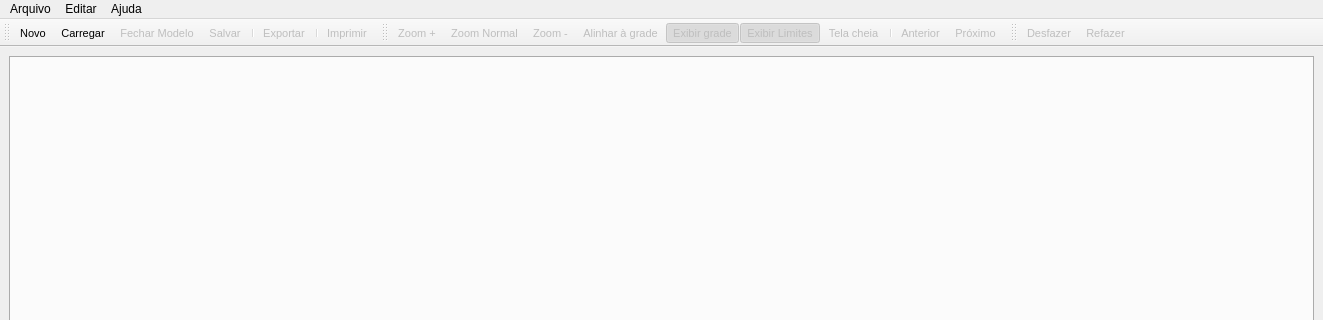
Before: the Qt Designer form pgmodeler_ui/ui/formprincipal.ui in erdincay/pgmodeler-old, drawn with Qt 5; both pictures show x 0 to 1323 and y 0 to 320 of the 1323 by 480 pixel window.
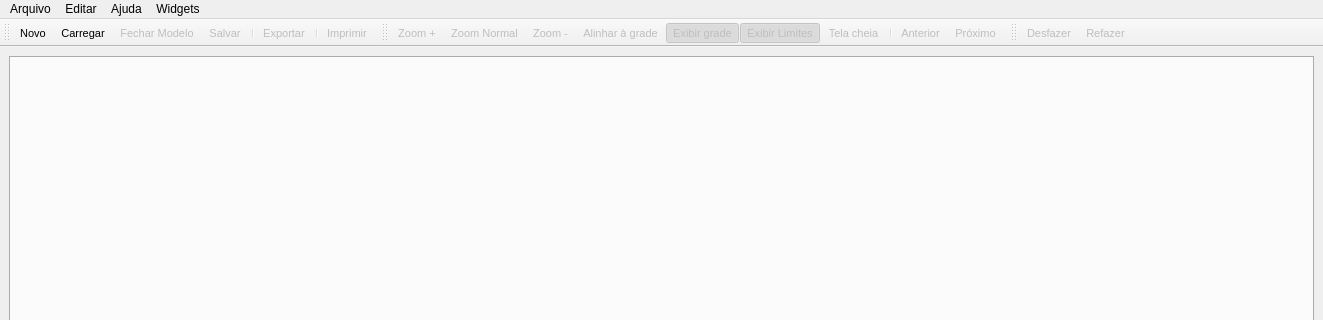
After: the same form once the commit is applied. Icons and pictures are not drawn.

What changed in the file:
```diff
--- a/pgmodeler_ui/ui/formprincipal.ui
+++ b/pgmodeler_ui/ui/formprincipal.ui
@@ -123,9 +123,15 @@
     </property>
     <addaction name="action_sobre"/>
    </widget>
+   <widget class="QMenu" name="menuExibir">
+    <property name="title">
+     <string>Widgets</string>
+    </property>
+   </widget>
    <addaction name="menuArquivo"/>
    <addaction name="menuEditar"/>
    <addaction name="menuSobre"/>
+   <addaction name="menuExibir"/>
   </widget>
   <widget class="QStatusBar" name="statusbar"/>
   <widget class="QToolBar" name="arquivo_tb">
```
Left out of the diff: 7 changed lines with no effect on the pictures.
